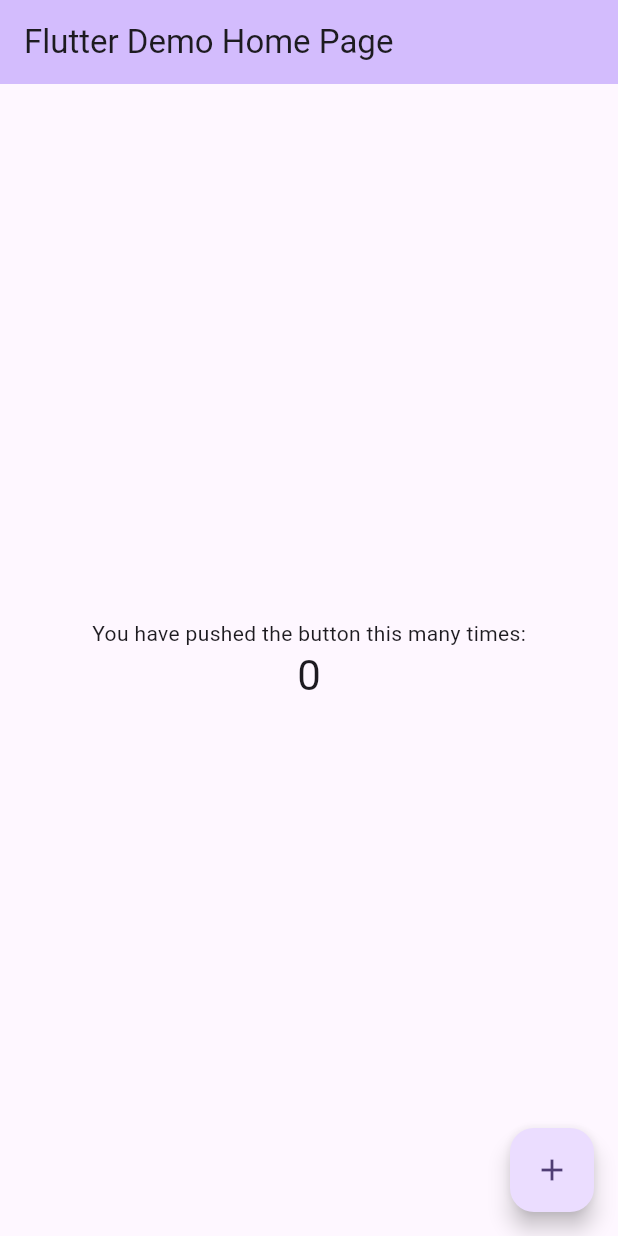
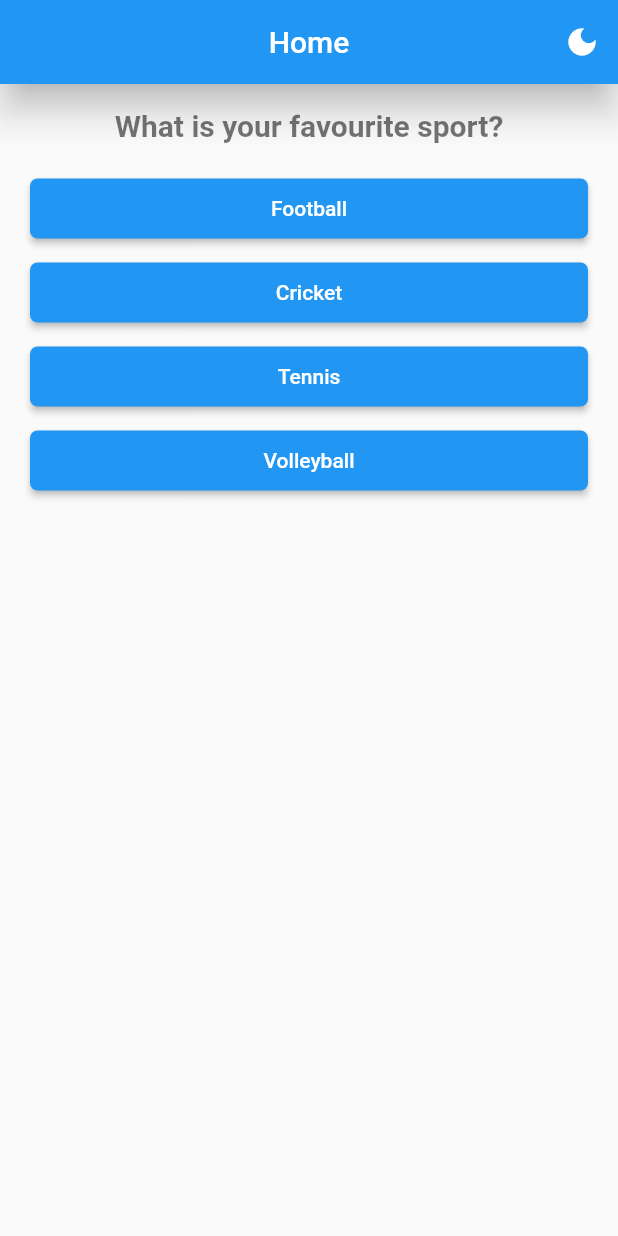
Before and after one commit to 5alafawyyy/Quiz-App, a Flutter app: the screen it shows after launch, on a phone screen of 412 x 824 dp. Run offline on Flutter 3.47's test engine with Material 3 defaults, Android fonts, the phone set to English and light mode, and no system bars.

Commit message:
Refactor code to use Provider package and separate widgets into smaller components
This commit refactors the code to use the Provider package for state management and separates the widgets into smaller components for better organization and reusability. The `MyApp` widget has been replaced with `MyQuizApp` widget, which is now wrapped in a `ChangeNotifierProvider` to provide the `AppState` to the app. The `MyHomePage` widget has been updated to use

```diff
--- /dev/null
+++ b/lib/app/app.dart
@@ -0,0 +1,25 @@
+import 'package:flutter/material.dart';
+import 'package:provider/provider.dart';
+import 'package:quiz_app/app/app_state.dart';
+import 'package:quiz_app/pages/home_page.dart';
+
+class MyQuizApp extends StatelessWidget {
+  const MyQuizApp({super.key});
+
+  @override
+  Widget build(BuildContext context) {
+    final useMaterialState = Provider.of<AppState>(context).useMaterial3;
+
+    return Provider.value(
+      value: useMaterialState,
+      builder: (context, child) => MaterialApp(
+        title: 'Quiz App',
+        theme: ThemeData(
+          primarySwatch: Colors.blue,
+          useMaterial3: useMaterialState,
+        ),
+        home: const MyHomePage(title: 'Home'),
+      ),
+    );
+  }
+}
--- /dev/null
+++ b/lib/app/app_state.dart
@@ -0,0 +1,13 @@
+import 'package:flutter/material.dart';
+
+class AppState extends ChangeNotifier {
+  bool _useMaterial3 = false;
+
+  bool get useMaterial3 => _useMaterial3;
+
+  set useMaterial3(bool value) {
+    _useMaterial3 = value;
+    debugPrint('Use Material3: $value');
+    notifyListeners();
+  }
+}
--- a/lib/main.dart
+++ b/lib/main.dart
@@ -1,125 +1,13 @@
 import 'package:flutter/material.dart';
+import 'package:provider/provider.dart';
+import 'package:quiz_app/app/app.dart';
+import 'package:quiz_app/app/app_state.dart';
 
 void main() {
-  runApp(const MyApp());
+  runApp(
+    ChangeNotifierProvider(
+      create: (context) => AppState(),
+      child: const MyQuizApp(),
+    ),
+  );
 }
-
-class MyApp extends StatelessWidget {
-  const MyApp({super.key});
-
-  // This widget is the root of your application.
-  @override
-  Widget build(BuildContext context) {
-    return MaterialApp(
-      title: 'Flutter Demo',
-      theme: ThemeData(
-        // This is the theme of your application.
-        //
-        // TRY THIS: Try running your application with "flutter run". You'll see
-        // the application has a purple toolbar. Then, without quitting the app,
-        // try changing the seedColor in the colorScheme below to Colors.green
-        // and then invoke "hot reload" (save your changes or press the "hot
-        // reload" button in a Flutter-supported IDE, or press "r" if you used
-        // the command line to start the app).
-        //
-        // Notice that the counter didn't reset back to zero; the application
-        // state is not lost during the reload. To reset the state, use hot
-        // restart instead.
-        //
-        // This works for code too, not just values: Most code changes can be
-        // tested with just a hot reload.
-        colorScheme: ColorScheme.fromSeed(seedColor: Colors.deepPurple),
-        useMaterial3: true,
-      ),
-      home: const MyHomePage(title: 'Flutter Demo Home Page'),
-    );
-  }
-}
-
-class MyHomePage extends StatefulWidget {
-  const MyHomePage({super.key, required this.title});
-
-  // This widget is the home page of your application. It is stateful, meaning
-  // that it has a State object (defined below) that contains fields that affect
-  // how it looks.
-
-  // This class is the configuration for the state. It holds the values (in this
-  // case the title) provided by the parent (in this case the App widget) and
-  // used by the build method of the State. Fields in a Widget subclass are
-  // always marked "final".
-
-  final String title;
-
-  @override
-  State<MyHomePage> createState() => _MyHomePageState();
-}
-
-class _MyHomePageState extends State<MyHomePage> {
-  int _counter = 0;
-
-  void _incrementCounter() {
-    setState(() {
-      // This call to setState tells the Flutter framework that something has
-      // changed in this State, which causes it to rerun the build method below
-      // so that the display can reflect the updated values. If we changed
-      // _counter without calling setState(), then the build method would not be
-      // called again, and so nothing would appear to happen.
-      _counter++;
-    });
-  }
-
-  @override
-  Widget build(BuildContext context) {
-    // This method is rerun every time setState is called, for instance as done
-    // by the _incrementCounter method above.
-    //
-    // The Flutter framework has been optimized to make rerunning build methods
-    // fast, so that you can just rebuild anything that needs updating rather
-    // than having to individually change instances of widgets.
-    return Scaffold(
-      appBar: AppBar(
-        // TRY THIS: Try changing the color here to a specific color (to
-        // Colors.amber, perhaps?) and trigger a hot reload to see the AppBar
-        // change color while the other colors stay the same.
-        backgroundColor: Theme.of(context).colorScheme.inversePrimary,
-        // Here we take the value from the MyHomePage object that was created by
-        // the App.build method, and use it to set our appbar title.
-        title: Text(widget.title),
-      ),
-      body: Center(
-        // Center is a layout widget. It takes a single child and positions it
-        // in the middle of the parent.
-        child: Column(
-          // Column is also a layout widget. It takes a list of children and
-          // arranges them vertically. By default, it sizes itself to fit its
-          // children horizontally, and tries to be as tall as its parent.
-          //
-          // Column has various properties to control how it sizes itself and
-          // how it positions its children. Here we use mainAxisAlignment to
-          // center the children vertically; the main axis here is the vertical
-          // axis because Columns are vertical (the cross axis would be
-          // horizontal).
-          //
-          // TRY THIS: Invoke "debug painting" (choose the "Toggle Debug Paint"
-          // action in the IDE, or press "p" in the console), to see the
-          // wireframe for each widget.
-          mainAxisAlignment: MainAxisAlignment.center,
-          children: <Widget>[
-            const Text(
-              'You have pushed the button this many times:',
-            ),
-            Text(
-              '$_counter',
-              style: Theme.of(context).textTheme.headlineMedium,
-            ),
-          ],
-        ),
-      ),
-      floatingActionButton: FloatingActionButton(
-        onPressed: _incrementCounter,
-        tooltip: 'Increment',
-        child: const Icon(Icons.add),
-      ), // This trailing comma makes auto-formatting nicer for build methods.
-    );
-  }
-}
--- /dev/null
+++ b/lib/models/answer_item_model.dart
@@ -0,0 +1,18 @@
+import 'package:flutter/material.dart';
+
+class AnswerItemModel {
+  final String title;
+  final VoidCallback onPressed;
+
+  AnswerItemModel({
+    required this.title,
+    required this.onPressed,
+  });
+
+  factory AnswerItemModel.fromMap(Map<String, dynamic> map) {
+    return AnswerItemModel(
+      title: map['title'] as String,
+      onPressed: map['onPressed'] as VoidCallback,
+    );
+  }
+}
--- /dev/null
+++ b/lib/models/question_item_model.dart
@@ -0,0 +1,107 @@
+import 'package:flutter/material.dart';
+import 'package:quiz_app/models/answer_item_model.dart';
+
+class QuestionItemModel {
+  final String title;
+  final List<AnswerItemModel> availableAnswers;
+
+  QuestionItemModel({required this.title, required this.availableAnswers});
+
+  factory QuestionItemModel.fromMap(Map<String, dynamic> map) {
+    return QuestionItemModel(
+      title: map['title'] as String,
+      availableAnswers: List<AnswerItemModel>.from(
+        (map['answerItemModel'] as List<int>).map<AnswerItemModel>(
+          (x) => AnswerItemModel.fromMap(x as Map<String, dynamic>),
+        ),
+      ),
+    );
+  }
+}
+
+List<QuestionItemModel> questions = [
+  QuestionItemModel(
+    title: 'What is your favourite sport?',
+    availableAnswers: [
+      AnswerItemModel(
+        title: "Football",
+        onPressed: () => debugPrint("Football"),
+      ),
+      AnswerItemModel(
+        title: "Cricket",
+        onPressed: () => debugPrint("Cricket"),
+      ),
+      AnswerItemModel(
+        title: "Tennis",
+        onPressed: () => debugPrint("Tennis"),
+      ),
+      AnswerItemModel(
+        title: "Volleyball",
+        onPressed: () => debugPrint("Volleyball"),
+      ),
+    ],
+  ),
+  QuestionItemModel(
+    title: 'What is your favourite color?',
+    availableAnswers: [
+      AnswerItemModel(
+        title: "Red",
+        onPressed: () => debugPrint("Red"),
+      ),
+      AnswerItemModel(
+        title: "Blue",
+        onPressed: () => debugPrint("Blue"),
+      ),
+      AnswerItemModel(
+        title: "Green",
+        onPressed: () => debugPrint("Green"),
+      ),
+      AnswerItemModel(
+        title: "Black",
+        onPressed: () => debugPrint("Black"),
+      ),
+    ],
+  ),
+  QuestionItemModel(
+    title: 'What is your favourite animal?',
+    availableAnswers: [
+      AnswerItemModel(
+        title: "Cat",
+        onPressed: () => debugPrint("Cat"),
+      ),
+      AnswerItemModel(
+        title: "Dog",
+        onPressed: () => debugPrint("Dog"),
+      ),
+      AnswerItemModel(
+        title: "Lion",
+        onPressed: () => debugPrint("Lion"),
+      ),
+      AnswerItemModel(
+        title: "Tiger",
+        onPressed: () => debugPrint("Tiger"),
+      ),
+    ],
+  ),
+  QuestionItemModel(
+    title: 'What is your favourite bird?',
+    availableAnswers: [
+      AnswerItemModel(
+        title: "Flutter",
+        onPressed: () => debugPrint("Flutter"),
+      ),
+      AnswerItemModel(
+        title: "Owl",
+        onPressed: () => debugPrint("Owl"),
+      ),
+      AnswerItemModel(
+        title: "Pigeon",
+        onPressed: () => debugPrint("Pigeon"),
+      ),
+      AnswerItemModel(
+        title: "Raven",
+        onPressed: () => debugPrint("Raven"),
+      ),
+    ],
+  ),
+];
--- /dev/null
+++ b/lib/pages/home_page.dart
@@ -0,0 +1,75 @@
+import 'package:flutter/material.dart';
+import 'package:provider/provider.dart';
+import 'package:quiz_app/app/app_state.dart';
+import 'package:quiz_app/models/question_item_model.dart';
+import 'package:quiz_app/widgets/answer_item.dart';
+
+class MyHomePage extends StatefulWidget {
+  const MyHomePage({super.key, required this.title});
+  final String title;
+
+  @override
+  State<MyHomePage> createState() => _MyHomePageState();
+}
+
+class _MyHomePageState extends State<MyHomePage> {
+  int questionIndex = 0;
+
+  @override
+  Widget build(BuildContext context) {
+    final appStateProvider = Provider.of<AppState>(context);
+    return Scaffold(
+      appBar: AppBar(
+        title: Text(widget.title),
+        centerTitle: true,
+        elevation: 10.0,
+        actions: [
+          IconButton.outlined(
+            onPressed: () {
+              setState(() {
+                appStateProvider.useMaterial3 = !appStateProvider.useMaterial3;
+              });
+            },
+            icon: Icon(
+              appStateProvider.useMaterial3
+                  ? Icons.light_mode
+                  : Icons.dark_mode,
+            ),
+          )
+        ],
+      ),
+      body: Padding(
+        padding: const EdgeInsets.symmetric(horizontal: 20.0),
+        child: Center(
+          child: Column(
+            children: [
+              Padding(
+                padding: const EdgeInsets.symmetric(vertical: 16.0),
+                child: Text(
+                  questions[questionIndex].title,
+                  style: TextStyle(
+                    fontSize: 20.0,
+                    fontWeight: FontWeight.bold,
+                    color: Theme.of(context).textTheme.headlineLarge!.color,
+                  ),
+                ),
+              ),
+              ...questions[questionIndex].availableAnswers.map(
+                    (answerItemModel) => AnswerItem(
+                      answerItemModel: answerItemModel,
+                      questionIndexChangeCallback: () {
+                        if (questionIndex + 1 < questions.length) {
+                          setState(() {
+                            questionIndex++;
+                          });
+                        }
+                      },
+                    ),
+                  ),
+            ],
+          ),
+        ),
+      ),
+    );
+  }
+}
--- /dev/null
+++ b/lib/widgets/answer_item.dart
@@ -0,0 +1,36 @@
+import 'package:flutter/material.dart';
+import 'package:quiz_app/models/answer_item_model.dart';
+
+class AnswerItem extends StatelessWidget {
+  const AnswerItem({
+    super.key,
+    required this.answerItemModel,
+    required this.questionIndexChangeCallback,
+  });
+
+  final AnswerItemModel answerItemModel;
+  final VoidCallback questionIndexChangeCallback;
+
+  @override
+  Widget build(BuildContext context) {
+    return Padding(
+      padding: const EdgeInsets.symmetric(vertical: 8.0),
+      child: SizedBox(
+        height: 40.0,
+        width: double.infinity,
+        child: ElevatedButton(
+          onPressed: () {
+            answerItemModel.onPressed();
+            questionIndexChangeCallback();
+          },
+          style: ElevatedButton.styleFrom(
+            shape: RoundedRectangleBorder(
+              borderRadius: BorderRadius.circular(5.0),
+            ),
+          ),
+          child: Text(answerItemModel.title),
+        ),
+      ),
+    );
+  }
+}
--- a/pubspec.yaml
+++ b/pubspec.yaml
@@ -35,6 +35,7 @@ dependencies:
   # The following adds the Cupertino Icons font to your application.
   # Use with the CupertinoIcons class for iOS style icons.
   cupertino_icons: ^1.0.6
+  provider: ^6.1.2
 
 dev_dependencies:
   flutter_test:
```
Also changed, not shown: pubspec.lock, 1 other file.
